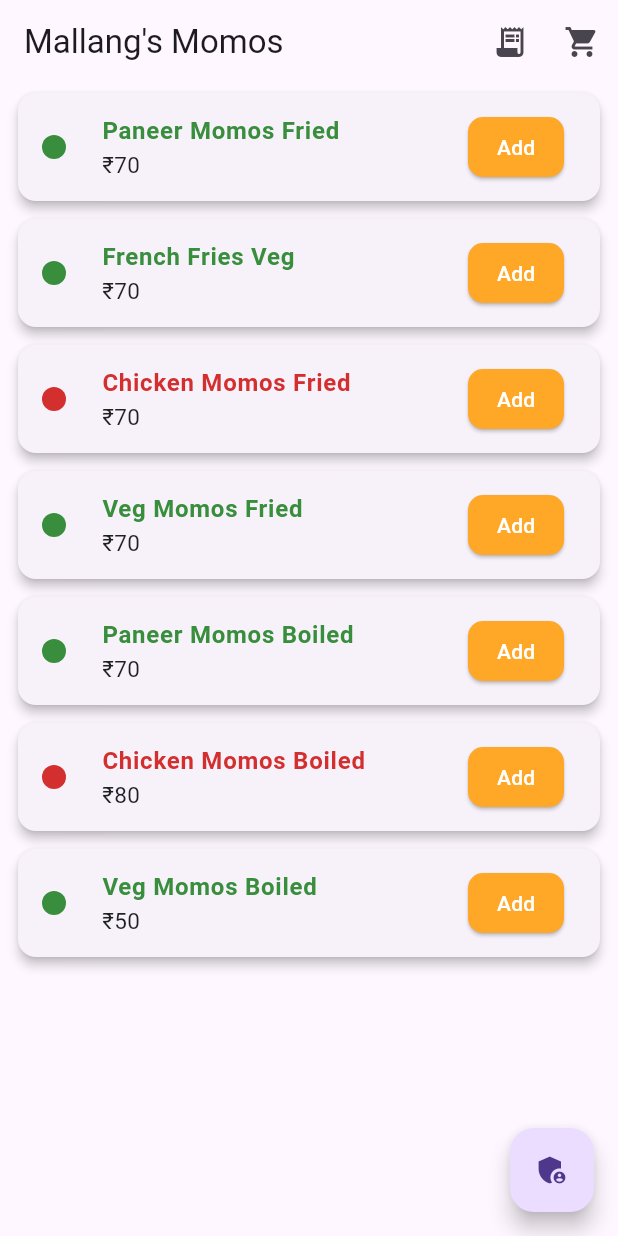
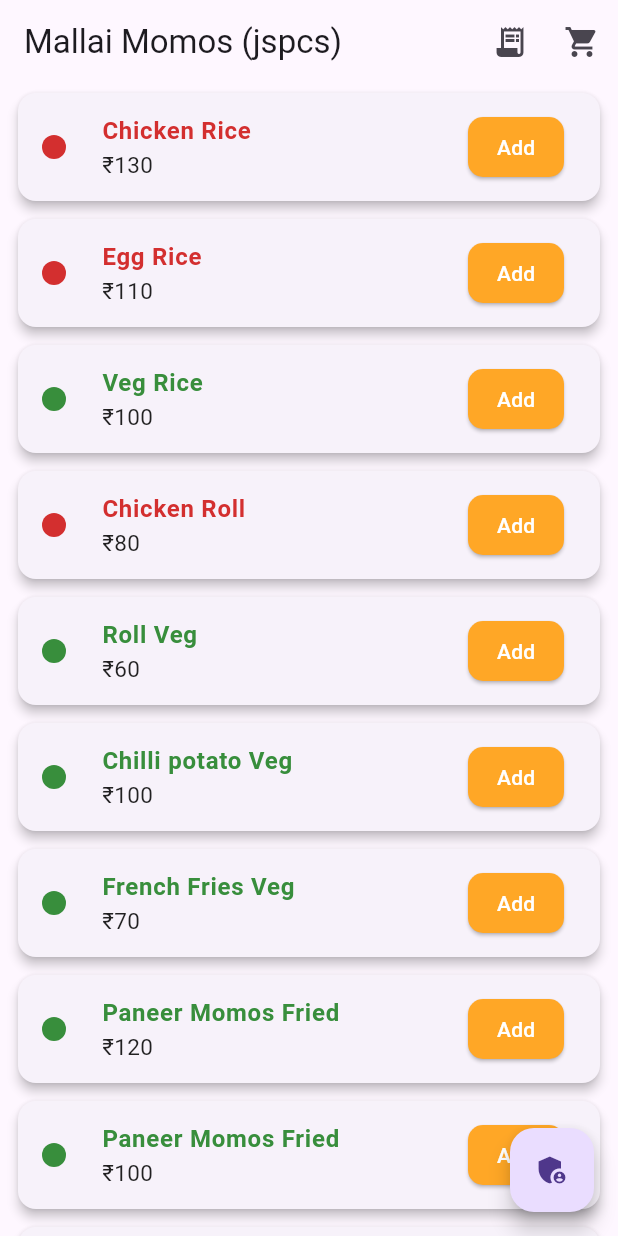
Before and after one commit to Jaishankar-2003/momos_app, a Flutter app: the screen it shows after launch, on a phone screen of 412 x 824 dp. Run offline on Flutter 3.47's test engine with Material 3 defaults, Android fonts, the phone set to English and light mode, and no system bars; our stand-ins replace pdf, sqflite; accounts and stored records are empty.

Commit message:
push all

```diff
--- a/lib/screens/menu_screen.dart
+++ b/lib/screens/menu_screen.dart
@@ -175,7 +175,7 @@ class _MenuScreenState extends State<MenuScreen> {
 
     return Scaffold(
       appBar: AppBar(
-        title: const Text("Mallang's Momos"),
+        title: const Text("Mallai Momos (jspcs)"),
         actions: [
           IconButton(
             icon: const Icon(Icons.receipt_long),
--- a/lib/services/db_helper.dart
+++ b/lib/services/db_helper.dart
@@ -35,13 +35,22 @@ class DBHelper
 
       // Default menu items that should exist
       final defaultItems = [
-        MenuItemModel(name: 'Veg Momos Boiled', price: 50),
-        MenuItemModel(name: 'Chicken Momos Boiled', price: 80),
-        MenuItemModel(name: 'Paneer Momos Boiled', price: 70),
-        MenuItemModel(name: 'Veg Momos Fried', price: 70),
-        MenuItemModel(name: 'Chicken Momos Fried', price: 70),
+        MenuItemModel(name: 'Veg Momos Boiled', price: 80),
+        MenuItemModel(name: 'Veg Momos Fried', price: 80),
+        MenuItemModel(name: 'Veg Momos Chilli', price: 100),
+        MenuItemModel(name: 'Chicken Momos Boiled', price: 100),
+        MenuItemModel(name: 'Chicken Momos Fried', price: 100),
+        MenuItemModel(name: 'Chicken Momos Chilli', price: 120),
+        MenuItemModel(name: 'Paneer Momos Boiled', price: 100),
+        MenuItemModel(name: 'Paneer Momos Fried', price: 100),
+        MenuItemModel(name: 'Paneer Momos Fried', price: 120),
         MenuItemModel(name: 'French Fries Veg', price: 70),
-        MenuItemModel(name: 'Paneer Momos Fried', price: 70),
+        MenuItemModel(name: 'Chilli potato Veg', price: 100),
+        MenuItemModel(name: 'Roll Veg', price: 60),
+        MenuItemModel(name: 'Chicken Roll', price: 80),
+        MenuItemModel(name: 'Veg Rice', price: 100),
+        MenuItemModel(name: 'Egg Rice', price: 110),
+        MenuItemModel(name: 'Chicken Rice', price: 130),
       ];
 
       // Add any missing items
@@ -100,13 +109,24 @@ class DBHelper
     if (db == null) {
       // Return default items for web
       return [
-        MenuItemModel(name: 'Veg Momos Boiled', price: 50),
-        MenuItemModel(name: 'Chicken Momos Boiled', price: 80),
-        MenuItemModel(name: 'Paneer Momos Boiled', price: 70),
-        MenuItemModel(name: 'Veg Momos Fried', price: 70),
-        MenuItemModel(name: 'Chicken Momos Fried', price: 70),
+        MenuItemModel(name: 'Veg Momos Boiled', price: 80),
+        MenuItemModel(name: 'Veg Momos Fried', price: 80),
+        MenuItemModel(name: 'Veg Momos Chilli', price: 100),
+        MenuItemModel(name: 'Chicken Momos Boiled', price: 100),
+        MenuItemModel(name: 'Chicken Momos Fried', price: 100),
+        MenuItemModel(name: 'Chicken Momos Chilli', price: 120),
+        MenuItemModel(name: 'Paneer Momos Boiled', price: 100),
+        MenuItemModel(name: 'Paneer Momos Fried', price: 100),
+        MenuItemModel(name: 'Paneer Momos Fried', price: 120),
         MenuItemModel(name: 'French Fries Veg', price: 70),
-        MenuItemModel(name: 'Paneer Momos Fried', price: 70),
+        MenuItemModel(name: 'Chilli potato Veg', price: 100),
+        MenuItemModel(name: 'Roll Veg', price: 60),
+        MenuItemModel(name: 'Chicken Roll', price: 80),
+        MenuItemModel(name: 'Veg Rice', price: 100),
+        MenuItemModel(name: 'Egg Rice', price: 110),
+        MenuItemModel(name: 'Chicken Rice', price: 130),
+
+
 
       ];
     }
--- a/lib/widgets/menu_tile.dart
+++ b/lib/widgets/menu_tile.dart
@@ -36,7 +36,7 @@ class MenuTile extends StatelessWidget {
 
   bool get isVeg {
     final lower = name.toLowerCase();
-    return lower.contains('veg') || lower.contains('paneer');
+    return lower.contains('veg') || lower.contains('paneer') || lower.contains('French') ;
   }
 
   @override
```
